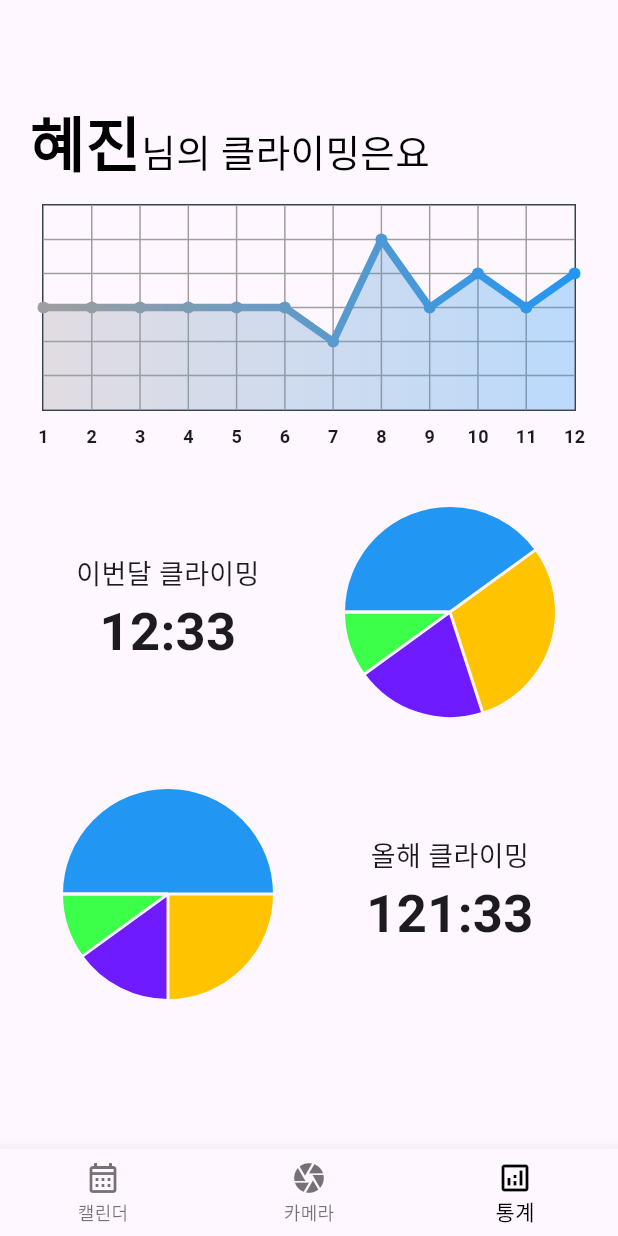
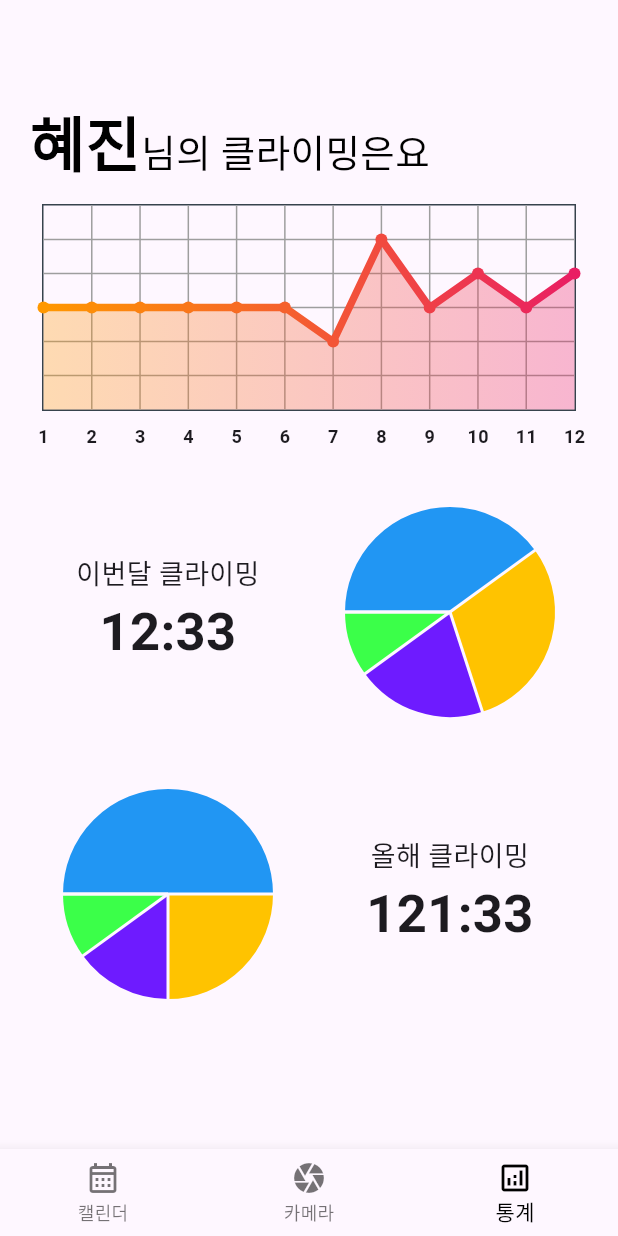
Before and after one commit to KOBOT-13/CLIVING-FRONT, a Flutter app: the screen it shows after launch, item 3 of the bottom bar chosen, on a phone screen of 412 x 824 dp. Run offline on Flutter 3.47's test engine with Material 3 defaults, Android fonts, the phone set to English and light mode, and no system bars; drawn by our look-alikes of fl_chart; our stand-ins replace camera, flick_video_player, flutter_svg, get, table_calendar, video_player and 1 more; missing offline and left inert: cross_file_image; Roboto replaces fonts that are missing (Pretendard).

Commit message:
Feat: line_chart 그래프 line 색상 변경

```diff
--- a/lib/charts/line_chart.dart
+++ b/lib/charts/line_chart.dart
@@ -12,8 +12,8 @@ class LineChartWidget extends StatelessWidget {
 
 LineChartData mainData() {
   List<Color> gradientColors = [
-    Colors.grey,
-    Colors.blue,
+    Colors.orange,
+    Colors.pink,
   ];
 
   return LineChartData(
```
